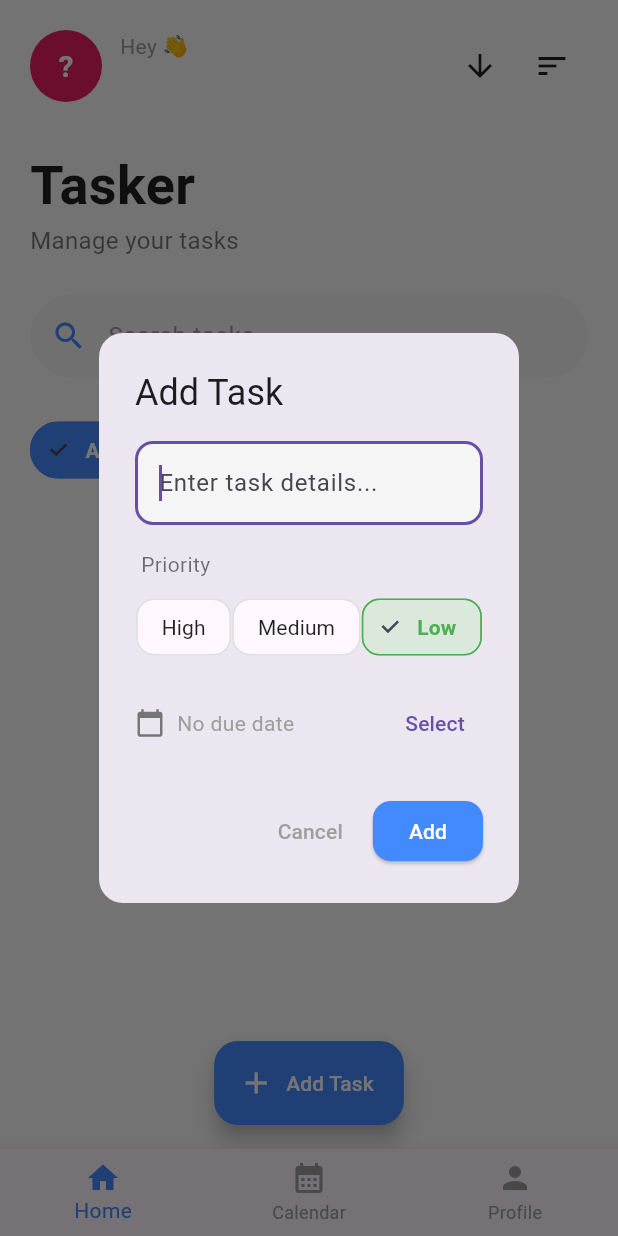
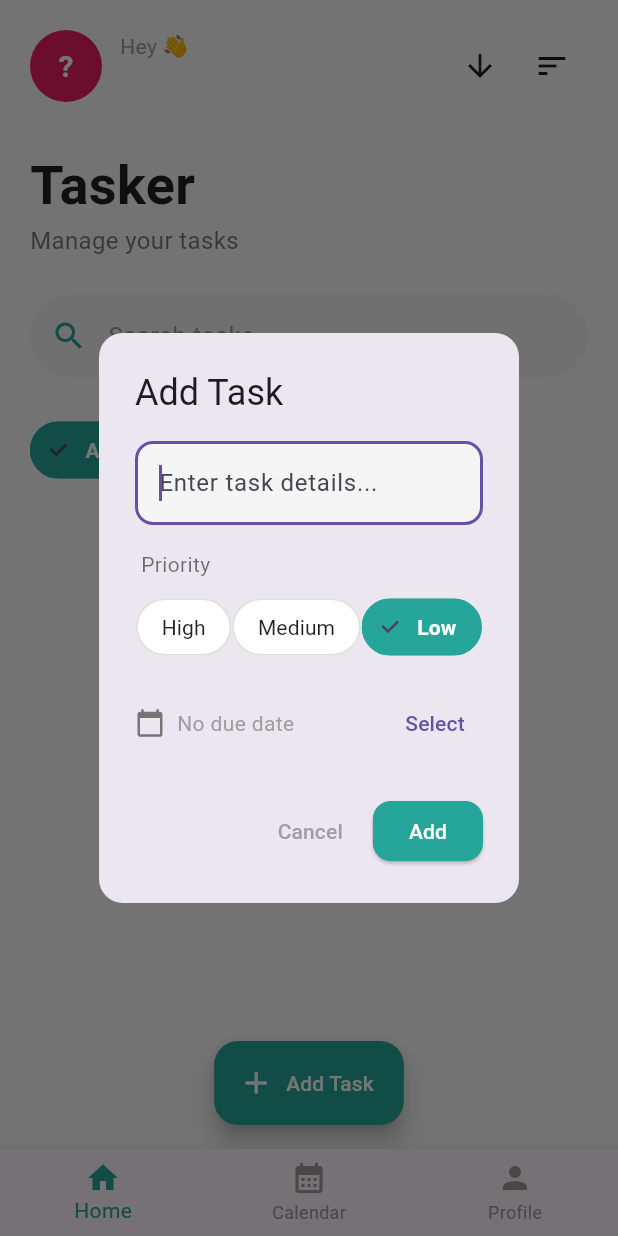
Before and after one commit to harshbhagat411/tasker_ai, a Flutter app: the screen it shows once a user with an empty profile is signed in, after a tap on "Add Task", on a phone screen of 412 x 824 dp. Run offline on Flutter 3.47's test engine with Material 3 defaults, Android fonts, the phone set to English and light mode, and no system bars; our stand-ins replace cloud_firestore, firebase_auth, firebase_core, table_calendar; accounts and stored records are empty.

Commit message:
ui improvements

```diff
--- a/lib/main.dart
+++ b/lib/main.dart
@@ -87,7 +87,7 @@ class _MainScreenState extends State<MainScreen> {
             _currentIndex = index;
           });
         },
-        selectedItemColor: Colors.blueAccent,
+        selectedItemColor: const Color(0xFF26A69A),
         unselectedItemColor: Colors.grey,
         items: const [
           BottomNavigationBarItem(
--- a/lib/screens/calendar_screen.dart
+++ b/lib/screens/calendar_screen.dart
@@ -71,15 +71,15 @@ class _CalendarScreenState extends State<CalendarScreen> {
     final isWeekend = day.weekday == DateTime.saturday || day.weekday == DateTime.sunday;
     final isPastDay = _isPast(day);
 
-    final cellColor = isToday ? Colors.orange.shade200 : const Color(0xFFD6DFE8);
+    final cellColor = isSelected ? const Color(0xFF26A69A) : (isToday ? const Color(0xFFE0F2F1) : const Color(0xFFD6DFE8));
     final stripeColor = Colors.grey.withOpacity(0.2);
-    final borderColor = isSelected ? Colors.black87 : Colors.transparent;
+    final borderColor = Colors.transparent;
 
     Widget dayNumberText = Padding(
       padding: const EdgeInsets.all(4.0),
       child: Align(
         alignment: Alignment.topCenter,
-        child: Text('${day.day}', style: TextStyle(color: (isPastDay || isOutside) ? Colors.grey[400] : Colors.black87, fontWeight: FontWeight.bold, fontSize: 13)),
+        child: Text('${day.day}', style: TextStyle(color: isSelected ? Colors.white : ((isPastDay || isOutside) ? Colors.grey[400] : Colors.black87), fontWeight: FontWeight.bold, fontSize: 13)),
       ),
     );
 
@@ -242,7 +242,7 @@ class _CalendarScreenState extends State<CalendarScreen> {
                               width: 6,
                               height: 6,
                               decoration: const BoxDecoration(
-                                color: Colors.orangeAccent,
+                                color: Color(0xFF26A69A),
                                 shape: BoxShape.circle,
                               ),
                             ),
@@ -320,7 +320,7 @@ class _CalendarScreenState extends State<CalendarScreen> {
                                         contentPadding: const EdgeInsets.symmetric(horizontal: 16, vertical: 4),
                                         leading: Icon(
                                           isDone ? Icons.check_circle : Icons.radio_button_unchecked,
-                                          color: isDone ? Colors.green : Colors.blueAccent,
+                                          color: isDone ? const Color(0xFF26A69A) : const Color(0xFF26A69A).withOpacity(0.5),
                                         ),
                                         title: Text(
                                           title,
--- a/lib/screens/home_screen.dart
+++ b/lib/screens/home_screen.dart
@@ -88,13 +88,14 @@ class _HomeScreenState extends State<HomeScreen> {
                                 setDialogState(() => _selectedPriority = value);
                               }
                             },
-                            selectedColor: _getPriorityColor(value).withOpacity(0.2),
-                            side: BorderSide(
-                              color: isSelected ? _getPriorityColor(value) : Colors.grey[300]!,
+                            selectedColor: const Color(0xFF26A69A),
+                            backgroundColor: Colors.white,
+                            shape: RoundedRectangleBorder(
+                              borderRadius: BorderRadius.circular(20),
+                              side: BorderSide(color: isSelected ? const Color(0xFF26A69A) : Colors.grey[300]!),
                             ),
-                            shape: RoundedRectangleBorder(borderRadius: BorderRadius.circular(12)),
                             labelStyle: TextStyle(
-                              color: isSelected ? _getPriorityColor(value) : Colors.black87,
+                              color: isSelected ? Colors.white : Colors.black87,
                               fontWeight: isSelected ? FontWeight.bold : FontWeight.normal,
                             ),
                           );
@@ -140,7 +141,7 @@ class _HomeScreenState extends State<HomeScreen> {
                     shape: RoundedRectangleBorder(
                       borderRadius: BorderRadius.circular(12),
                     ),
-                    backgroundColor: Colors.blueAccent,
+                    backgroundColor: const Color(0xFF26A69A),
                     foregroundColor: Colors.white,
                   ),
                   onPressed: () async {
@@ -279,9 +280,16 @@ class _HomeScreenState extends State<HomeScreen> {
                       hintStyle: TextStyle(color: Colors.grey[500]),
                       prefixIcon: const Padding(
                         padding: EdgeInsets.only(left: 12.0, right: 8.0),
-                        child: Icon(Icons.search, color: Colors.blueAccent),
+                        child: Icon(Icons.search, color: Color(0xFF26A69A)),
                       ),
-                      border: InputBorder.none,
+                      border: OutlineInputBorder(
+                        borderRadius: BorderRadius.circular(30),
+                        borderSide: BorderSide.none,
+                      ),
+                      focusedBorder: OutlineInputBorder(
+                        borderRadius: BorderRadius.circular(30),
+                        borderSide: const BorderSide(color: Color(0xFF26A69A), width: 1.5),
+                      ),
                       contentPadding: const EdgeInsets.symmetric(vertical: 16, horizontal: 20),
                     ),
                   ),
@@ -302,7 +310,7 @@ class _HomeScreenState extends State<HomeScreen> {
                           onSelected: (selected) {
                             if (selected) setState(() => _filter = filter);
                           },
-                          selectedColor: Colors.blueAccent,
+                          selectedColor: const Color(0xFF26A69A),
                           backgroundColor: Colors.white,
                           labelStyle: TextStyle(
                             color: isSelected ? Colors.white : Colors.black87,
@@ -310,7 +318,7 @@ class _HomeScreenState extends State<HomeScreen> {
                           ),
                           shape: RoundedRectangleBorder(
                             borderRadius: BorderRadius.circular(20),
-                            side: BorderSide(color: isSelected ? Colors.blueAccent : Colors.grey[300]!),
+                            side: BorderSide(color: isSelected ? const Color(0xFF26A69A) : Colors.grey[300]!),
                           ),
                         ),
                       );
@@ -386,7 +394,7 @@ class _HomeScreenState extends State<HomeScreen> {
                           if (dA == null) return 1;
                           if (dB == null) return -1;
 
-                          return _isAscending ? dA.compareTo(dB) : dB.compareTo(dA);
+                          return _isAscending ? dA.compareTo(dB) : dB.compareTo(dB);
                       }
                     });
 
@@ -602,9 +610,10 @@ class _HomeScreenState extends State<HomeScreen> {
                                       children: [
                                         Checkbox(
                                           value: isDone,
-                                          activeColor: Colors.blueAccent,
+                                          activeColor: const Color(0xFF26A69A),
+                                          side: BorderSide(color: isDone ? Colors.transparent : const Color(0xFF26A69A).withOpacity(0.5), width: 2),
                                           shape: RoundedRectangleBorder(
-                                            borderRadius: BorderRadius.circular(4),
+                                            borderRadius: BorderRadius.circular(6),
                                           ),
                                           onChanged: (value) {
                                             if (value != null) {
@@ -668,7 +677,7 @@ class _HomeScreenState extends State<HomeScreen> {
                                           ),
                                         ),
                                         IconButton(
-                                          icon: const Icon(Icons.edit_outlined, color: Colors.blueAccent),
+                                          icon: const Icon(Icons.edit_outlined, color: Color(0xFF26A69A)),
                                           onPressed: () => _showTaskDialog(
                                             taskId: task.id,
                                             currentTitle: title,
@@ -702,9 +711,9 @@ class _HomeScreenState extends State<HomeScreen> {
       floatingActionButtonLocation: FloatingActionButtonLocation.centerFloat,
       floatingActionButton: FloatingActionButton.extended(
         onPressed: () => _showTaskDialog(),
-        backgroundColor: Colors.blueAccent,
+        backgroundColor: const Color(0xFF26A69A),
         icon: const Icon(Icons.add, color: Colors.white),
-        label: const Text("Add Task", style: const TextStyle(color: Colors.white)),
+        label: const Text("Add Task", style: TextStyle(color: Colors.white)),
       ),
     );
   }
--- a/lib/screens/login_screen.dart
+++ b/lib/screens/login_screen.dart
@@ -77,10 +77,10 @@ class _LoginScreenState extends State<LoginScreen> {
               mainAxisAlignment: MainAxisAlignment.center,
               crossAxisAlignment: CrossAxisAlignment.stretch,
               children: [
-                const Icon(
+                Icon(
                   Icons.task_alt,
                   size: 80,
-                  color: Colors.blueAccent,
+                  color: const Color(0xFF26A69A),
                 ),
                 const SizedBox(height: 20),
                 const Text(
@@ -145,7 +145,7 @@ class _LoginScreenState extends State<LoginScreen> {
                           shape: RoundedRectangleBorder(
                             borderRadius: BorderRadius.circular(12),
                           ),
-                          backgroundColor: Colors.blueAccent,
+                          backgroundColor: const Color(0xFF26A69A),
                           foregroundColor: Colors.white,
                           elevation: 2,
                         ),
@@ -170,8 +170,8 @@ class _LoginScreenState extends State<LoginScreen> {
                     );
                   },
                   child: const Text(
-                    "Don't have an account? Register",
-                    style: TextStyle(fontSize: 16, color: Colors.blueAccent),
+                    "Register Here",
+                    style: TextStyle(fontSize: 16, color: Color(0xFF26A69A)),
                   ),
                 ),
               ],
--- a/lib/screens/profile_screen.dart
+++ b/lib/screens/profile_screen.dart
@@ -74,7 +74,7 @@ class ProfileScreen extends StatelessWidget {
                 shape: RoundedRectangleBorder(
                   borderRadius: BorderRadius.circular(12),
                 ),
-                backgroundColor: Colors.blueAccent,
+                backgroundColor: const Color(0xFF26A69A),
                 foregroundColor: Colors.white,
               ),
               onPressed: () async {
@@ -111,7 +111,7 @@ class ProfileScreen extends StatelessWidget {
       backgroundColor: Colors.grey[50],
       appBar: AppBar(
         title: const Text("Profile", style: TextStyle(fontWeight: FontWeight.bold)),
-        backgroundColor: Colors.blueAccent,
+        backgroundColor: const Color(0xFF26A69A),
         foregroundColor: Colors.white,
         elevation: 0,
       ),
@@ -168,7 +168,7 @@ class ProfileScreen extends StatelessWidget {
                             ),
                           ),
                           IconButton(
-                            icon: const Icon(Icons.edit, size: 20, color: Colors.blueAccent),
+                            icon: const Icon(Icons.edit, size: 20, color: Color(0xFF26A69A)),
                             onPressed: () => _showEditProfileDialog(context, displayName),
                             tooltip: "Edit Profile",
                           ),
@@ -188,14 +188,14 @@ class ProfileScreen extends StatelessWidget {
                         Container(
                           padding: const EdgeInsets.symmetric(horizontal: 12, vertical: 6),
                           decoration: BoxDecoration(
-                            color: Colors.blueAccent.withOpacity(0.1),
+                            color: const Color(0xFF26A69A).withOpacity(0.1),
                             borderRadius: BorderRadius.circular(20),
                           ),
                           child: Text(
                             joinedDateString,
                             style: const TextStyle(
                               fontSize: 14,
-                              color: Colors.blueAccent,
+                              color: Color(0xFF26A69A),
                               fontWeight: FontWeight.w600,
                             ),
                           ),
@@ -241,7 +241,7 @@ class ProfileScreen extends StatelessWidget {
                               child: Row(
                                 mainAxisAlignment: MainAxisAlignment.spaceEvenly,
                                 children: [
-                                  _buildStatItem("Total", total, Colors.blueAccent),
+                                  _buildStatItem("Total", total, const Color(0xFF26A69A)),
                                   _buildDivider(),
                                   _buildStatItem("Completed", completed, Colors.green),
                                   _buildDivider(),
--- a/lib/screens/register_screen.dart
+++ b/lib/screens/register_screen.dart
@@ -87,10 +87,10 @@ class _RegisterScreenState extends State<RegisterScreen> {
               mainAxisAlignment: MainAxisAlignment.center,
               crossAxisAlignment: CrossAxisAlignment.stretch,
               children: [
-                const Icon(
+                Icon(
                   Icons.person_add_alt_1,
                   size: 80,
-                  color: Colors.blueAccent,
+                  color: const Color(0xFF26A69A),
                 ),
                 const SizedBox(height: 20),
                 const Text(
@@ -164,7 +164,7 @@ class _RegisterScreenState extends State<RegisterScreen> {
                           shape: RoundedRectangleBorder(
                             borderRadius: BorderRadius.circular(12),
                           ),
-                          backgroundColor: Colors.blueAccent,
+                          backgroundColor: const Color(0xFF26A69A),
                           foregroundColor: Colors.white,
                           elevation: 2,
                         ),
```
